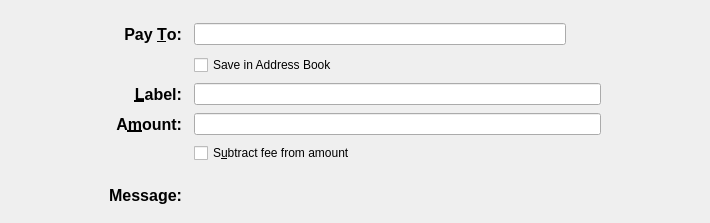
Qt form src/qt/forms/sendcoinsentry.ui (navcoin/navcoin-core) before a commit.
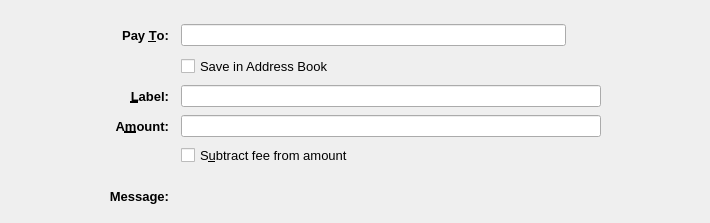
The same form after that commit. Icons and pictures are not drawn. Custom widgets are drawn as their Qt base class.

Commit message: gui: reduced font size

```diff
--- a/src/qt/forms/sendcoinsentry.ui
+++ b/src/qt/forms/sendcoinsentry.ui
@@ -85,7 +85,7 @@
      <widget class="QLabel" name="labellLabel">
       <property name="font">
        <font>
-        <pointsize>12</pointsize>
+        <pointsize>10</pointsize>
         <weight>75</weight>
         <bold>true</bold>
        </font>
@@ -164,7 +164,7 @@
      <widget class="QLabel" name="messageLabel">
       <property name="font">
        <font>
-        <pointsize>12</pointsize>
+        <pointsize>10</pointsize>
         <weight>75</weight>
         <bold>true</bold>
        </font>
@@ -181,7 +181,7 @@
      <widget class="QLabel" name="amountLabel">
       <property name="font">
        <font>
-        <pointsize>12</pointsize>
+        <pointsize>10</pointsize>
         <weight>75</weight>
         <bold>true</bold>
        </font>
@@ -225,7 +225,7 @@
      <widget class="QLabel" name="payToLabel">
       <property name="font">
        <font>
-        <pointsize>12</pointsize>
+        <pointsize>10</pointsize>
         <weight>75</weight>
         <bold>true</bold>
        </font>
@@ -243,6 +243,11 @@
     </item>
     <item row="7" column="2">
      <widget class="QCheckBox" name="checkboxSubtractFeeFromAmount">
+      <property name="font">
+       <font>
+        <pointsize>10</pointsize>
+       </font>
+      </property>
       <property name="toolTip">
        <string>The fee will be deducted from the amount being sent. The recipient will receive less navcoins than you enter in the amount field. If multiple recipients are selected, the fee is split equally.</string>
       </property>
@@ -253,6 +258,11 @@
     </item>
     <item row="2" column="2">
      <widget class="QCheckBox" name="addressBookCheckBox">
+      <property name="font">
+       <font>
+        <pointsize>10</pointsize>
+       </font>
+      </property>
       <property name="text">
        <string>Save in Address Book</string>
       </property>
```
The commit also changes 5 other files.
